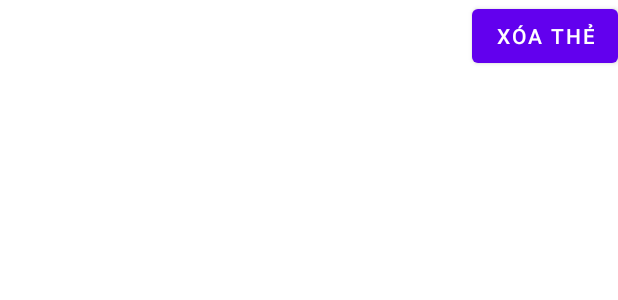
After one commit to NhatPhamTan/SmartHome, an Android app: the layout carditem.xml on its own in the app's theme, with its tools: preview values and no code run, on a phone screen of 412 x 824 dp. The commit adds this screen. Shown: the top 300 px of the screen. Run offline under Robolectric (Android 15) with nearby library versions, the phone set to English and light mode, and no system bars.

Commit message:
Android Project

```diff
--- /dev/null
+++ b/Android/app/src/main/res/layout/carditem.xml
@@ -0,0 +1,20 @@
+<?xml version="1.0" encoding="utf-8"?>
+<RelativeLayout
+    xmlns:android="http://schemas.android.com/apk/res/android" android:layout_width="match_parent"
+    android:layout_height="wrap_content">
+    <TextView
+        android:layout_width="300dp"
+        android:layout_height="wrap_content"
+        android:id="@+id/txt_cardid"/>
+    <TextView
+        android:layout_width="300dp"
+        android:layout_height="wrap_content"
+        android:layout_below="@id/txt_cardid"
+        android:id="@+id/txt_cardname"/>
+    <Button
+        android:layout_width="wrap_content"
+        android:layout_height="wrap_content"
+        android:id="@+id/btn_deletecard"
+        android:layout_alignParentRight="true"
+        android:text="Xóa thẻ"/>
+</RelativeLayout>
```
Also changed, not shown: Android/app/src/main/java/com/e/smarthome/AdapterListThe.java (added, +82 -0 lines), Android/app/src/main/java/com/e/smarthome/MainActivity.java (+7 -0 lines), Android/app/src/main/res/layout/activity_main.xml (+6 -24 lines), Android/app/src/main/res/layout/listthe.xml (added, +9 -0 lines).
